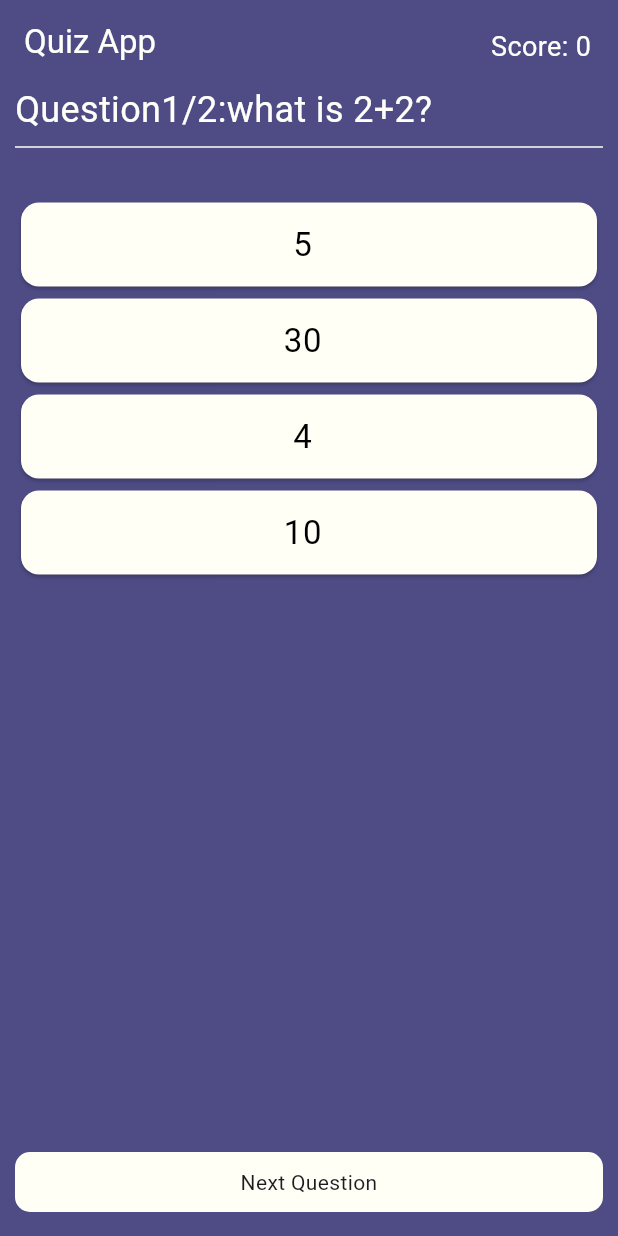
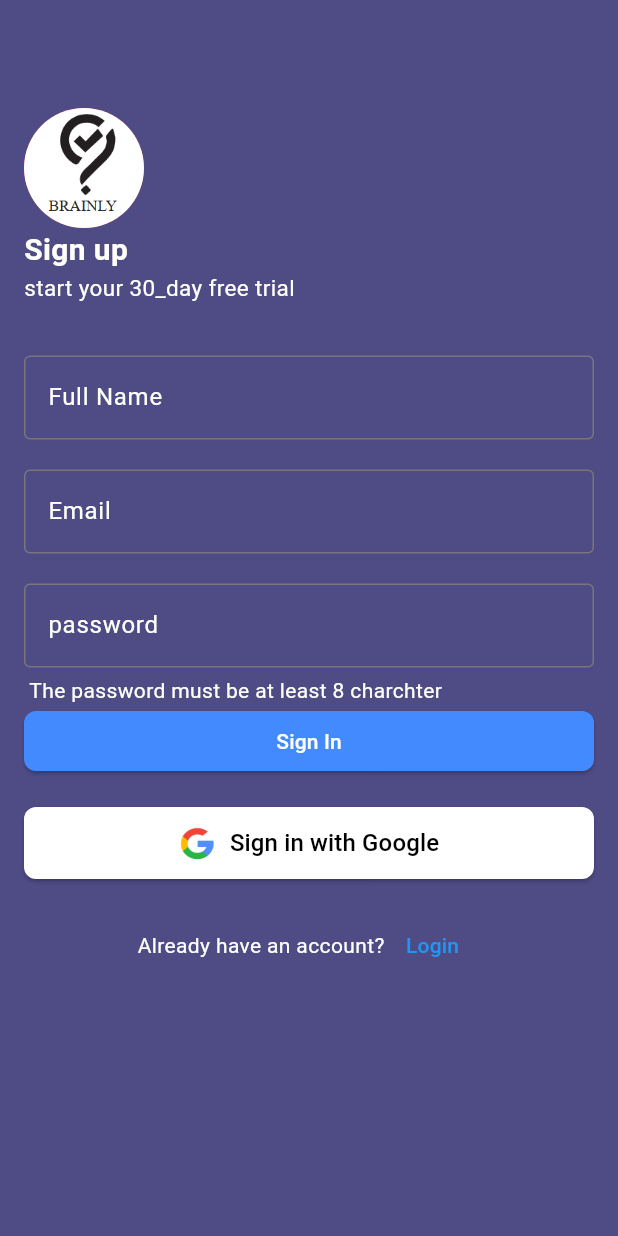
Before and after one commit to saddamsheikh01/Quiz_App, a Flutter app: the screen it shows after launch, on a phone screen of 412 x 824 dp. Run offline on Flutter 3.47's test engine with Material 3 defaults, Android fonts, the phone set to English and light mode, and no system bars; our stand-ins replace cloud_firestore, firebase_auth, firebase_core; accounts and stored records are empty.

Commit message:
firebase authentication setup and login and signup in firebase with user

```diff
--- /dev/null
+++ b/lib/authentication/screens/signup/signup_screen.dart
@@ -0,0 +1,138 @@
+import 'package:cloud_firestore/cloud_firestore.dart';
+import 'package:firebase_auth/firebase_auth.dart';
+import 'package:flutter/material.dart';
+import 'package:quiz_app/authentication/screens/signup/widgets/SignupButton.dart';
+import 'package:quiz_app/authentication/screens/signup/widgets/signin_button.dart';
+import 'package:quiz_app/authentication/screens/signup/widgets/text_Field.dart';
+import 'package:quiz_app/authentication/screens/signup/widgets/text_button.dart';
+
+import '../../../model/constants.dart';
+
+class SignUpScreen extends StatefulWidget {
+  const SignUpScreen({super.key});
+
+  @override
+  State<SignUpScreen> createState() => _SignUpScreenState();
+}
+
+class _SignUpScreenState extends State<SignUpScreen> {
+  final TextEditingController _usernameController = TextEditingController();
+  final _nameController = TextEditingController();
+  final _emailController = TextEditingController();
+  final _passwordController = TextEditingController();
+@override
+  final FirebaseAuth _auth = FirebaseAuth.instance; // Fixed class name
+  final FirebaseFirestore _firestore =FirebaseFirestore.instance;
+
+  @override
+  void signUp() async  {
+    try {
+      UserCredential userCredential = await _auth.createUserWithEmailAndPassword(
+          email: _emailController.text,
+          password: _passwordController.text);
+
+      await _firestore.collection('users').doc(userCredential.user!.uid).set({
+        'uid': userCredential.user!.uid,
+        'username': _usernameController.text,
+        'email': _emailController.text,
+
+      });
+
+    } catch (e){
+      print(e);
+
+    }
+
+
+    }
+  @override
+  Widget build(BuildContext context) {
+    return Scaffold(
+      resizeToAvoidBottomInset: false,
+      backgroundColor: background,
+      appBar: AppBar(
+        backgroundColor: background,
+      ),
+      body: SingleChildScrollView(
+        child: Padding(
+          padding: const EdgeInsets.all(16),
+          child: Column(
+            mainAxisAlignment: MainAxisAlignment.start,
+            crossAxisAlignment: CrossAxisAlignment.start,
+            children: [
+              CircleAvatar(
+                backgroundColor: Colors.red,
+                radius: 40,
+                backgroundImage: AssetImage(
+                  "assets/images/img.png",
+                ),
+              ),
+              Text(
+                "Sign up",
+                style: TextStyle(
+                    color: texts, fontSize: 20, fontWeight: FontWeight.bold),
+              ),
+              Text(
+                "start your 30_day free trial",
+                style: TextStyle(
+                  color: texts,
+                  fontSize: 15,
+                ),
+              ),
+              SizedBox(
+                height: 35,
+              ),
+              Textfield_widget(
+                  nameController: _nameController,
+                  labelText: 'Full Name',
+                  hintText: 'Enter your first name'),
+              SizedBox(
+                height: 20,
+              ),
+              Textfield_widget(
+                  nameController: _emailController,
+                  labelText: 'Email',
+                  hintText: 'Enter your email'),
+              SizedBox(
+                height: 20,
+              ),
+              Textfield_widget(
+                  nameController: _passwordController,
+                  labelText: 'password',
+                  hintText: 'create a password'),
+              SizedBox(
+                height: 5,
+              ),
+              Text(
+                ' The password must be at least 8 charchter',
+                style: TextStyle(color: texts, fontSize: 14),
+              ),
+              SizedBox(
+                width: double.infinity,
+                child: ElevatedButton(
+                  style: ElevatedButton.styleFrom(
+                    backgroundColor: Colors.blueAccent,
+                    shape: RoundedRectangleBorder(
+                      borderRadius: BorderRadius.circular(8),
+                    ),
+                  ),
+                  child: Text('Sign In',style: TextStyle(color: texts),),
+                  onPressed: () {
+                    print('Button pressed');
+                    signUp();
+                  },
+                ),
+              ),
+
+              SizedBox(height: 20),
+              SignInButton(),
+              SizedBox(height: 20),
+              NewWidget(title:'Login', subTitle: 'Already have an account?',),
+
+            ],
+          ),
+        ),
+      ),
+    );
+  }
+}
--- /dev/null
+++ b/lib/authentication/screens/signup/widgets/signin_button.dart
@@ -0,0 +1,42 @@
+import 'package:flutter/material.dart';
+class SignInButton extends StatelessWidget {
+  const SignInButton({
+    super.key,
+  });
+
+
+  @override
+  Widget build(BuildContext context) {
+    return SizedBox(
+      width: double.infinity,
+      child: ElevatedButton(
+        onPressed: () {
+          print('Google Sign-In Clicked');
+        },
+        style: ElevatedButton.styleFrom(
+          backgroundColor: Colors.white,
+          foregroundColor: Colors.black,
+          padding: EdgeInsets.symmetric(horizontal: 16, vertical: 12),
+          shape: RoundedRectangleBorder(
+            borderRadius: BorderRadius.circular(8),
+          ),
+        ),
+        child: Row(
+          mainAxisSize: MainAxisSize.min,
+          children: [
+            Image.asset(
+              'assets/images/google_ic.png',
+              height: 24,
+              width: 24,
+            ),
+            SizedBox(width: 10),
+            Text(
+              'Sign in with Google',
+              style: TextStyle(fontSize: 16),
+            ),
+          ],
+        ),
+      ),
+    );
+  }
+}
--- /dev/null
+++ b/lib/authentication/screens/signup/widgets/text_Field.dart
@@ -0,0 +1,37 @@
+import 'package:flutter/material.dart';
+
+import '../../../../model/constants.dart';
+
+class Textfield_widget extends StatelessWidget {
+  final String labelText;
+  final String hintText;
+  const Textfield_widget({
+    super.key,
+    required TextEditingController nameController,
+    required this.labelText,
+    required this.hintText,
+  }) : _nameController = nameController;
+
+  final TextEditingController _nameController;
+
+  @override
+  Widget build(BuildContext context) {
+    return TextFormField(
+      style: TextStyle(color: texts),
+      controller: _nameController,
+      decoration: InputDecoration(
+        focusedBorder: const OutlineInputBorder(
+            borderSide: BorderSide(
+                color: Colors.white)
+        ),
+        labelText: labelText,
+        labelStyle: const TextStyle(color: texts),
+        hintText: hintText,
+        hintStyle: const TextStyle(color: texts),
+        border: const OutlineInputBorder(
+
+        ),
+      ),
+    );
+  }
+}
--- /dev/null
+++ b/lib/authentication/screens/signup/widgets/text_button.dart
@@ -0,0 +1,33 @@
+import 'package:flutter/material.dart';
+import 'package:quiz_app/authentication/screens/login/login.dart';
+import 'package:quiz_app/model/constants.dart';
+
+class NewWidget extends StatelessWidget {
+  const NewWidget({
+    super.key, required this.title, required this.subTitle,
+  });
+
+  final String title;
+  final String subTitle;
+  @override
+  Widget build(BuildContext context) {
+    return Row(
+      mainAxisAlignment: MainAxisAlignment.center,
+      children: [
+        Text(
+          subTitle,
+          style: TextStyle(color: texts, fontSize: 14),
+        ),
+        TextButton(
+            onPressed: () {
+              Navigator.push(context, MaterialPageRoute(builder: (context) => LoginScreen()),
+              );
+            },
+            child: Text(
+              title,
+              style: TextStyle(color: Colors.blue, fontSize: 14),
+            ))
+      ],
+    );
+  }
+}
--- a/lib/main.dart
+++ b/lib/main.dart
@@ -1,10 +1,19 @@
+import 'package:firebase_core/firebase_core.dart';
 import 'package:flutter/material.dart';
+import 'package:quiz_app/authentication/screens/signup/signup_screen.dart';
+import 'package:quiz_app/model/questions_model.dart';
 import 'package:quiz_app/screens/home_screen.dart';
 
-void main() {
-  runApp(const MyApp());
+import 'authentication/screens/splash_screen/splash_screen.dart';
+import 'firebase_options.dart';
+
+void main() async {
+  WidgetsFlutterBinding.ensureInitialized();
+  await Firebase.initializeApp(
+    options: DefaultFirebaseOptions.currentPlatform,
+  );
+  runApp(MyApp());
 }
-
 class MyApp extends StatelessWidget {
   const MyApp({super.key});
 
@@ -13,12 +22,10 @@ class MyApp extends StatelessWidget {
   Widget build(BuildContext context) {
     return MaterialApp(
       debugShowCheckedModeBanner: false,
-      title: 'Flutter Demo',
-      theme: ThemeData(
-        colorScheme: ColorScheme.fromSeed(seedColor: Colors.deepPurple),
-        useMaterial3: true,
-      ),
-      home: HomeScreen(),
+      title: 'Quiz app',
+      theme: ThemeData.light(),
+      darkTheme:ThemeData.dark(),
+      home: SplashScreen(),
     );
   }
 }
--- a/lib/widgets/next_button.dart
+++ b/lib/widgets/next_button.dart
@@ -19,6 +19,7 @@ class NextButton extends StatelessWidget {
         child: Text(
           "Next Question",
           textAlign: TextAlign.center,
+          style: TextStyle(color: Colors.black),
         ),
       ),
     );
```
Also changed, not shown: lib/authentication/screens/login/login.dart (added, +119 -0 lines), lib/authentication/screens/login/login_widets/email_field.dart (added, +26 -0 lines), lib/authentication/screens/login/login_widets/login_button.dart (added, +32 -0 lines), lib/authentication/screens/login/login_widets/password_field.dart (added, +45 -0 lines), lib/authentication/screens/login/login_widets/remember_me_checkbox.dart (added, +41 -0 lines), lib/authentication/screens/signup/widgets/SignupButton.dart (added, +38 -0 lines), lib/authentication/screens/splash_screen/splash_screen.dart (added, +40 -0 lines), pubspec.yaml (+7 -3 lines), assets/images/brainly logo 6.svg (added), assets/images/google_ic.png (added), assets/images/img.png (added), firebase.json (added), lib/firebase_options.dart (added), pubspec.lock, 6 other files.
